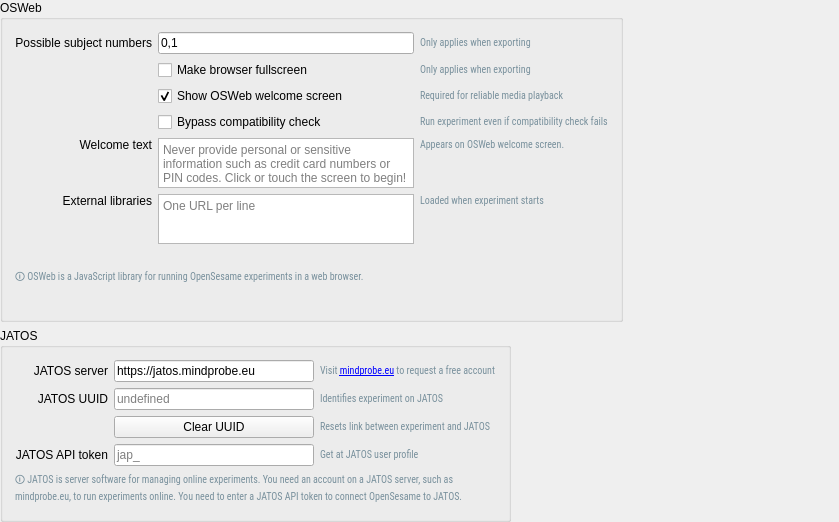
Qt form opensesame_extensions/osweb/oswebext/preferences.ui (open-cogsci/opensesame-extension-osweb) before a commit.
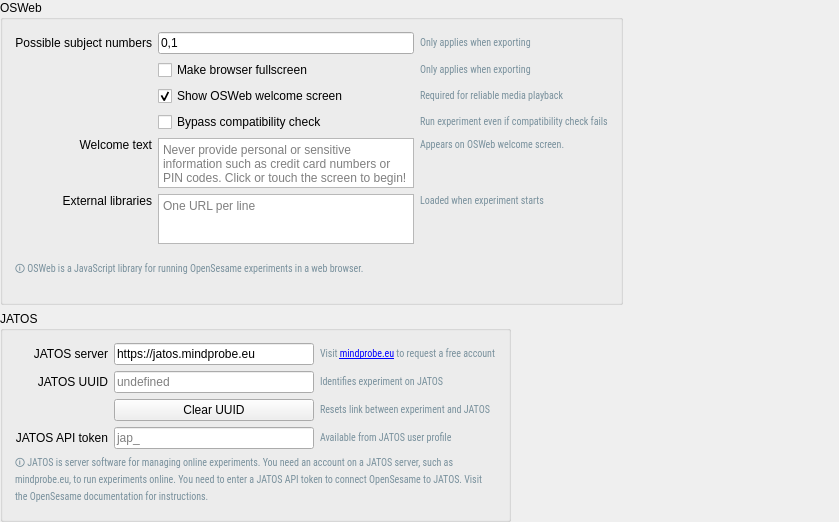
The same form after that commit. Icons and pictures are not drawn.

The edit to the form file:
```diff
--- a/opensesame_extensions/osweb/oswebext/preferences.ui
+++ b/opensesame_extensions/osweb/oswebext/preferences.ui
@@ -361,7 +361,7 @@
          </font>
         </property>
         <property name="text">
-         <string>&lt;small  style=&quot;color:#78909c&quot;&gt;Get at JATOS user profile&lt;/small&gt;</string>
+         <string>&lt;small  style=&quot;color:#78909c&quot;&gt;Available from JATOS user profile&lt;/small&gt;</string>
         </property>
         <property name="wordWrap">
          <bool>true</bool>
@@ -379,7 +379,7 @@
          </font>
         </property>
         <property name="text">
-         <string>&lt;small  style=&quot;color:#78909c&quot;&gt;🛈 JATOS is server software for managing online experiments. You need an account on a JATOS server, such as mindprobe.eu, to run experiments online. You need to enter a JATOS API token to connect OpenSesame to JATOS.&lt;/small&gt;</string>
+         <string>&lt;small  style=&quot;color:#78909c&quot;&gt;🛈 JATOS is server software for managing online experiments. You need an account on a JATOS server, such as mindprobe.eu, to run experiments online. You need to enter a JATOS API token to connect OpenSesame to JATOS. Visit the OpenSesame documentation for instructions.&lt;/small&gt;</string>
         </property>
         <property name="wordWrap">
          <bool>true</bool>
```
Left out of the diff: 7 changed lines with no effect on the pictures.
